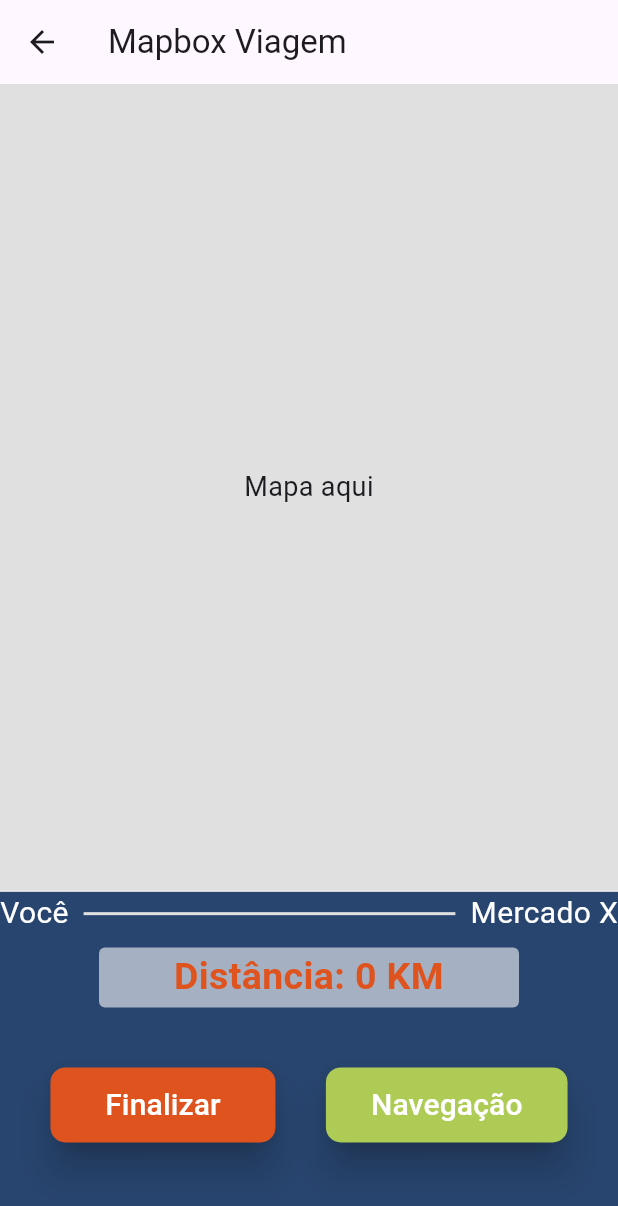
After one commit to Grupo-03-ADS/FLUTTER__Pigma-Rastreability, a Flutter app: the Viagem screen opened directly, after a tap on "Navegação", on a phone screen of 412 x 824 dp. The commit adds this screen. Shown: the top 1206 px of the screen. Run offline on Flutter 3.47's test engine with Material 3 defaults, Android fonts, the phone set to English and light mode, and no system bars; our stand-ins replace cloud_firestore, connectivity_plus, equatable, firebase_core, flutter_animate, font_awesome_flutter and 9 more; missing offline and left inert: flutter_mapbox_navigation, json_path, mime_type; accounts and stored records are empty; statements that could not run were skipped.

Commit message:
Feat: Tela Viagem com mapbox

```diff
--- /dev/null
+++ b/lib/Viagem/Viagem.dart
@@ -0,0 +1,224 @@
+import 'package:flutter/material.dart';
+import 'package:flutter_mapbox_navigation/flutter_mapbox_navigation.dart';
+
+class Viagem extends StatefulWidget {
+  const Viagem({super.key});
+
+  @override
+  ViagemState createState() => ViagemState();
+}
+
+class ViagemState extends State<Viagem> {
+  late MapBoxNavigation _directions;
+  late MapBoxOptions _options;
+  String _currentDestination = "Mercado X";
+  String _distanceRemaining = "Distância: 0 KM";
+
+  @override
+  void initState() {
+    super.initState();
+    _directions = MapBoxNavigation();
+    _options = MapBoxOptions(
+      initialLatitude: -23.5505,
+      initialLongitude: -46.6333,
+      zoom: 14.0,
+      tilt: 0.0,
+      bearing: 0.0,
+      enableRefresh: false,
+      alternatives: true,
+      voiceInstructionsEnabled: true,
+      bannerInstructionsEnabled: true,
+      mode: MapBoxNavigationMode.drivingWithTraffic,
+      units: VoiceUnits.metric,
+    );
+
+    // Registrar listener para eventos de rota
+    _directions.registerRouteEventListener(_onEmbeddedRouteEvent);
+  }
+
+  void _onEmbeddedRouteEvent(RouteEvent e) {
+    switch (e.eventType) {
+      case MapBoxEvent.progress_change:
+        var progressEvent = e.data as RouteProgressEvent;
+        if (progressEvent.currentLegDistanceRemaining != null) {
+          setState(() {
+            _distanceRemaining =
+                "Distância: ${(progressEvent.currentLegDistanceRemaining! / 1000).toStringAsFixed(2)} KM";
+            _currentDestination = progressEvent.currentStepInstruction ?? _currentDestination;
+          });
+        }
+        break;
+      case MapBoxEvent.navigation_finished:
+      case MapBoxEvent.navigation_cancelled:
+        setState(() {
+          _currentDestination = "Navegação Finalizada";
+          _distanceRemaining = "Distância: 0 KM";
+        });
+        break;
+      default:
+        break;
+    }
+  }
+
+  void _startNavigation() async {
+    var wayPoints = <WayPoint>[
+      WayPoint(
+        name: "Você",
+        latitude: -23.5505,
+        longitude: -46.6333,
+      ),
+      WayPoint(
+        name: "Mercado X",
+        latitude: -23.5595,
+        longitude: -46.6353,
+      ),
+    ];
+
+    await _directions.startNavigation(
+      wayPoints: wayPoints,
+      options: _options,
+    );
+
+    setState(() {});
+  }
+
+  @override
+  Widget build(BuildContext context) {
+    return Scaffold(
+      appBar: AppBar(title: const Text('Mapbox Viagem')),
+      body: Column(
+        children: [
+          Expanded(
+            flex: 7,
+            child: Container(
+              color: Colors.grey[300],
+              child: const Center(
+                child: Text(
+                  'Mapa aqui',
+                  textAlign: TextAlign.center,
+                  style: TextStyle(fontSize: 18),
+                ),
+              ),
+            ),
+          ),
+          Expanded(
+            flex: 3,
+            child: Container(
+              width: double.infinity,
+              padding: const EdgeInsets.all(0),
+              decoration: BoxDecoration(
+                color: const Color(0xFF28456F),
+                border: Border(
+                  top: BorderSide(
+                    color: Colors.grey.shade300,
+                    width: 1.0,
+                  ),
+                ),
+              ),
+              child: Column(
+                children: [
+                  Row(
+                    mainAxisAlignment: MainAxisAlignment.spaceBetween,
+                    children: [
+                      Column(
+                        children: [
+                          Transform.translate(
+                            offset: const Offset(0, 8),
+                          ),
+                          const Text(
+                            'Você',
+                            style: TextStyle(
+                                color: Colors.white, fontSize: 20.0),
+                          ),
+                        ],
+                      ),
+                      Expanded(
+                        child: Container(
+                          margin: const EdgeInsets.symmetric(horizontal: 10.0),
+                          height: 2.0,
+                          color: Colors.grey.shade300,
+                        ),
+                      ),
+                      Column(
+                        children: [
+                          Text(
+                            _currentDestination,
+                            style: const TextStyle(
+                                color: Colors.white, fontSize: 20.0),
+                          ),
+                        ],
+                      ),
+                    ],
+                  ),
+                  const SizedBox(height: 8.0),
+                  Center(
+                    child: Container(
+                      width: 280,
+                      padding: const EdgeInsets.all(2.0),
+                      decoration: BoxDecoration(
+                        color: const Color(0xFFa5b1c3),
+                        borderRadius: BorderRadius.circular(4.0),
+                      ),
+                      child: Text(
+                        _distanceRemaining,
+                        textAlign: TextAlign.center,
+                        style: const TextStyle(
+                            fontSize: 25.0,
+                            color: Color(0xFFDF541E),
+                            fontWeight: FontWeight.bold),
+                      ),
+                    ),
+                  ),
+                  const SizedBox(height: 40.0),
+                  Row(
+                    mainAxisAlignment: MainAxisAlignment.spaceEvenly,
+                    children: [
+                      ElevatedButton(
+                        onPressed: () {
+                          _directions.finishNavigation();
+                        },
+                        style: ElevatedButton.styleFrom(
+                          shape: RoundedRectangleBorder(
+                            borderRadius: BorderRadius.circular(10),
+                          ),
+                          backgroundColor: const Color(0xFFDF541E),
+                          foregroundColor: Colors.white,
+                          minimumSize: const Size(150, 50),
+                          padding: const EdgeInsets.symmetric(horizontal: 30),
+                          elevation: 10,
+                          shadowColor: Colors.black,
+                        ),
+                        child: const Text(
+                          'Finalizar',
+                          style: TextStyle(fontSize: 20.0),
+                        ),
+                      ),
+                      ElevatedButton(
+                        onPressed: _startNavigation,
+                        style: ElevatedButton.styleFrom(
+                          shape: RoundedRectangleBorder(
+                            borderRadius: BorderRadius.circular(10),
+                          ),
+                          backgroundColor: const Color(0xFFAECC55),
+                          foregroundColor: Colors.white,
+                          minimumSize: const Size(150, 50),
+                          padding: const EdgeInsets.symmetric(horizontal: 30),
+                          elevation: 10,
+                          shadowColor: Colors.black,
+                        ),
+                        child: const Text(
+                          'Navegação',
+                          style: TextStyle(fontSize: 20.0),
+                        ),
+                      ),
+                    ],
+                  ),
+                ],
+              ),
+            ),
+          ),
+        ],
+      ),
+    );
+  }
+}
--- a/lib/index.dart
+++ b/lib/index.dart
@@ -3,3 +3,4 @@ export '/splash/splash_widget.dart' show SplashWidget;
 export '/home/home_widget.dart' show HomeWidget;
 export '/viagem_concluida/viagem_concluida_widget.dart'show ViagemConcluidaWidget;
 export '/codigo_acesso/codigo_acesso_widget.dart' show CodigoAcessoWidget;
+export '/viagem/viagem.dart' show Viagem;
```
